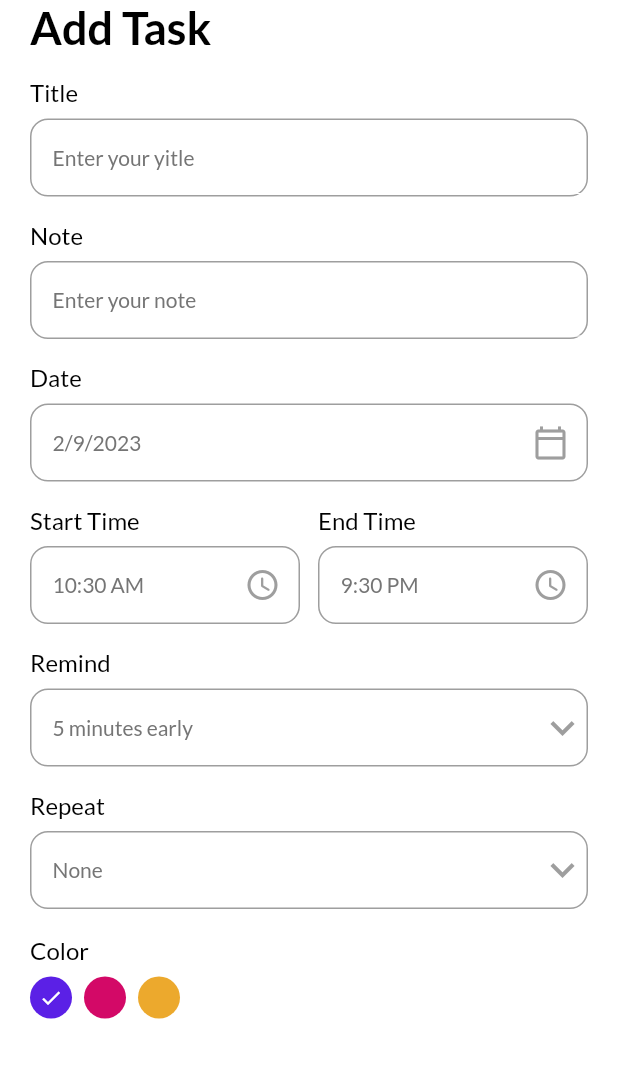
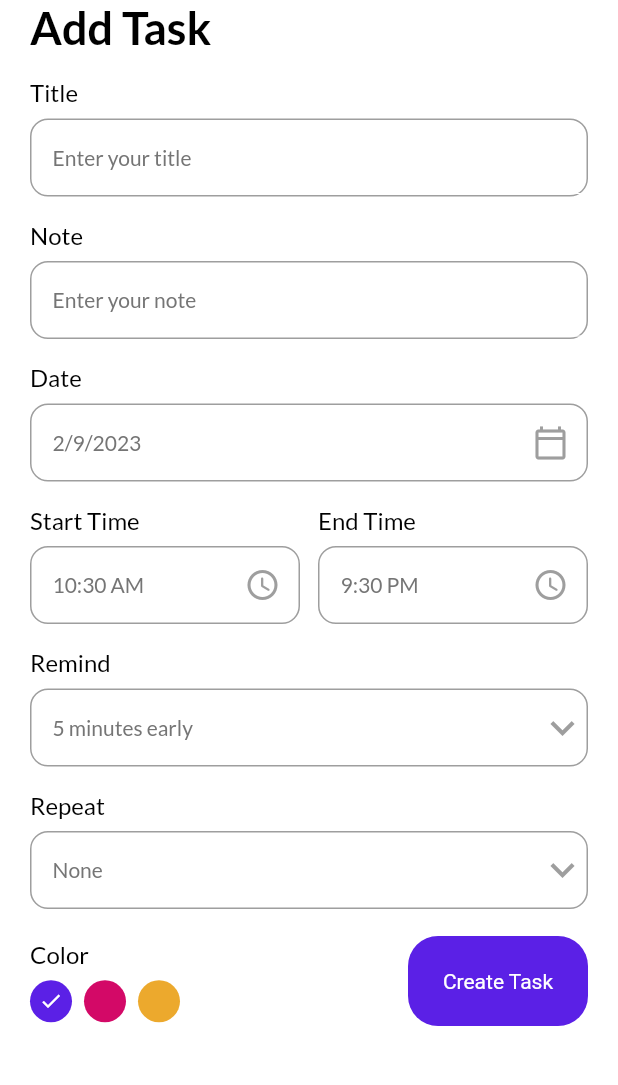
Before and after one commit to egetelli/myapp, a Flutter app: the screen it shows after launch, after a tap on "+ Add Task", on a phone screen of 412 x 824 dp, the part 84-1169 px from its top. Run offline on Flutter 3.47's test engine with Material 2 defaults, Android fonts, the phone set to English and light mode, and no system bars; our stand-ins replace date_picker_timeline, flex_color_scheme, flutter_local_notifications, get, get_storage, google_fonts and 2 more; accounts and stored records are empty.

Commit message:
sqflite eklemeleri

```diff
--- /dev/null
+++ b/lib/controllers/task_controller.dart
@@ -0,0 +1,15 @@
+import 'package:get/get.dart';
+import 'package:myapp/db/db_helper.dart';
+
+import '../models/task.dart';
+
+class TaskController extends GetxController {
+  @override
+  void onReady() {
+    super.onReady();
+  }
+
+  Future<int> addTask({Task? task}) async {
+    return await DBHelper.insert(task!);
+  }
+}
--- /dev/null
+++ b/lib/db/db_helper.dart
@@ -0,0 +1,41 @@
+import 'package:sqflite/sqflite.dart';
+
+import '../models/task.dart';
+
+class DBHelper {
+  static Database? _db;
+  static final int _version = 1;
+  static final String _tableName = "tasks";
+
+  static Future<void> initDb() async {
+    if (_db != null) {
+      return;
+    }
+    try {
+      String _path = await getDatabasesPath() + 'tasks.db';
+      _db = await openDatabase(
+        _path,
+        version: _version,
+        onCreate: (db, version) {
+          print("Creating a new one");
+          return db.execute(
+            "CREATE TABLE $_tableName("
+            "id INTEGER PRIMARY KEY AUTOINCREMENT, "
+            "title STRING, note TEXT, date STRING, "
+            "startTime STRING, endTime STRING, "
+            "remind INTEGER, repeat STRING, "
+            "color INTEGER, "
+            "isCompleted INTEGER)",
+          );
+        },
+      );
+    } catch (e) {
+      print(e);
+    }
+  }
+
+  static Future<int> insert(Task? task) async {
+    print("insert function called");
+    return await _db?.insert(_tableName, task!.toJson()) ?? 1;
+  }
+}
--- a/lib/main.dart
+++ b/lib/main.dart
@@ -1,6 +1,8 @@
+// @dart=2.9
 import 'package:flutter/material.dart';
 import 'package:get/get_navigation/src/root/get_material_app.dart';
 import 'package:get_storage/get_storage.dart';
+import 'package:myapp/db/db_helper.dart';
 import 'package:myapp/services/theme_services.dart';
 import 'package:myapp/ui/home_page.dart';
 import 'package:myapp/ui/theme.dart';
@@ -8,12 +10,13 @@ import 'package:myapp/services/theme_services.dart';
 
 Future<void> main() async {
   WidgetsFlutterBinding.ensureInitialized();
+  await DBHelper.initDb();
   await GetStorage.init();
   runApp(const MyApp());
 }
 
 class MyApp extends StatelessWidget {
-  const MyApp({super.key});
+  const MyApp({Key key}) : super(key: key);
 
   // This widget is the root of your application.
   @override
--- /dev/null
+++ b/lib/models/task.dart
@@ -0,0 +1,53 @@
+class Task {
+  int? id;
+  String? title;
+  String? note;
+  int? isCompleted;
+  String? date;
+  String? startTime;
+  String? endTime;
+  int? color;
+  int? remind;
+  String? repeat;
+
+  Task({
+    this.id,
+    this.title,
+    this.note,
+    this.isCompleted,
+    this.date,
+    this.startTime,
+    this.endTime,
+    this.color,
+    this.remind,
+    this.repeat,
+  });
+
+  Task.fromJson(Map<String, dynamic> json) {
+    id = json['id'];
+    title = json['title'];
+    note = json['note'];
+    isCompleted = json['isCompleted'];
+    date = json['date'];
+    startTime = json['startTime'];
+    endTime = json['endTime'];
+    color = json['color'];
+    remind = json['remind'];
+    repeat = json['repeat'];
+  }
+
+  Map<String, dynamic> toJson() {
+    final Map<String, dynamic> data = new Map<String, dynamic>();
+    data['id'] = this.id;
+    data['title'] = this.title;
+    data['note'] = this.note;
+    data['isCompleted'] = this.isCompleted;
+    data['date'] = this.date;
+    data['startTime'] = this.startTime;
+    data['endTime'] = this.endTime;
+    data['color'] = this.color;
+    data['remind'] = this.remind;
+    data['repeat'] = this.repeat;
+    return data;
+  }
+}
--- a/lib/ui/add_task_bar.dart
+++ b/lib/ui/add_task_bar.dart
@@ -4,8 +4,12 @@ import 'package:flutter/src/widgets/placeholder.dart';
 import 'package:flutter_local_notifications/flutter_local_notifications.dart';
 import 'package:get/get.dart';
 import 'package:intl/intl.dart';
+import 'package:myapp/controllers/task_controller.dart';
 import 'package:myapp/ui/theme.dart';
+import 'package:myapp/ui/widgets/button.dart';
 import 'package:myapp/ui/widgets/input_field.dart';
+
+import '../models/task.dart';
 
 class AddTaskPage extends StatefulWidget {
   const AddTaskPage({super.key});
@@ -15,6 +19,9 @@ class AddTaskPage extends StatefulWidget {
 }
 
 class _AddTaskPageState extends State<AddTaskPage> {
+  final TaskController _taskController = Get.put(TaskController());
+  final TextEditingController _titleController = TextEditingController();
+  final TextEditingController _noteController = TextEditingController();
   Color yellowClr = Color.fromARGB(255, 236, 169, 45);
   Color pinkClr = Color.fromARGB(255, 211, 9, 103);
   Color primaryClr = Color.fromARGB(255, 91, 32, 230);
@@ -43,7 +50,10 @@ class _AddTaskPageState extends State<AddTaskPage> {
       appBar: _appBar(context),
       body: SingleChildScrollView(
         child: Container(
-          padding: const EdgeInsets.only(left: 20, right: 20),
+          padding: const EdgeInsets.only(
+            left: 20,
+            right: 20,
+          ),
           child: Column(
             crossAxisAlignment: CrossAxisAlignment.start,
             children: [
@@ -51,8 +61,16 @@ class _AddTaskPageState extends State<AddTaskPage> {
                 "Add Task",
                 style: headingStyle,
               ),
-              MyInputField(title: "Title", hint: "Enter your yitle"),
-              MyInputField(title: "Note", hint: "Enter your note"),
+              MyInputField(
+                title: "Title",
+                hint: "Enter your title",
+                controller: _titleController,
+              ),
+              MyInputField(
+                title: "Note",
+                hint: "Enter your note",
+                controller: _noteController,
+              ),
               MyInputField(
                 title: "Date",
                 hint: DateFormat.yMd().format(_selectedDate),
@@ -168,55 +186,59 @@ class _AddTaskPageState extends State<AddTaskPage> {
                 height: 18,
               ),
               Row(
+                mainAxisAlignment: MainAxisAlignment.spaceBetween,
+                crossAxisAlignment: CrossAxisAlignment.center,
                 children: [
-                  Column(
-                    crossAxisAlignment: CrossAxisAlignment.start,
-                    children: [
-                      Text(
-                        "Color",
-                        style: titleStyle,
-                      ),
-                      SizedBox(
-                        height: 8.0,
-                      ),
-                      Wrap(
-                        children: List<Widget>.generate(3, (int index) {
-                          return GestureDetector(
-                            onTap: () {
-                              setState(() {
-                                _selectedColor = index;
-                              });
-                            },
-                            child: Padding(
-                              padding: const EdgeInsets.only(right: 8.0),
-                              child: CircleAvatar(
-                                radius: 14,
-                                backgroundColor: index == 0
-                                    ? primaryClr
-                                    : index == 1
-                                        ? pinkClr
-                                        : yellowClr,
-                                child: _selectedColor == index
-                                    ? Icon(
-                                        Icons.done,
-                                        color: Colors.white,
-                                        size: 16,
-                                      )
-                                    : Container(),
-                              ),
-                            ),
-                          );
-                        }),
-                      )
-                    ],
+                  _colorPallette(),
+                  MyButton(
+                    label: "Create Task",
+                    onTap: () => _validateDate(),
                   )
                 ],
-              )
+              ),
+              SizedBox(
+                height: 60,
+              ),
             ],
           ),
         ),
       ),
     );
+  }
+
+  _validateDate() {
+    if (_titleController.text.isNotEmpty && _noteController.text.isNotEmpty) {
+      _addTaskToDb();
+      Get.back();
+    } else if (_titleController.text.isEmpty || _noteController.text.isEmpty) {
+      Get.snackbar(
+        "Required",
+        "All fields are required !",
+        snackPosition: SnackPosition.BOTTOM,
+        backgroundColor: Colors.white,
+        colorText: pinkClr,
+        icon: Icon(
+          Icons.warning_amber_rounded,
+          color: pinkClr,
+        ),
+      );
+    }
+  }
+
+  _addTaskToDb() async {
+    int value = await _taskController.addTask(
+        task: Task(
+      note: _noteController.text,
+      title: _titleController.text,
+      date: DateFormat.yMd().format(_selectedDate),
+      startTime: _startTime,
+      endTime: _endTime,
+      remind: _selectedRemind,
+      repeat: _selectedRepeat,
+      color: _selectedColor,
+      isCompleted: 0,
+    ));
+    print("My id is" + " $value");
   }
 
   _appBar(BuildContext context) {
@@ -242,6 +264,51 @@ class _AddTaskPageState extends State<AddTaskPage> {
         SizedBox(
           width: 20,
         ),
+      ],
+    );
+  }
+
+  _colorPallette() {
+    return Column(
+      crossAxisAlignment: CrossAxisAlignment.start,
+      children: [
+        Text(
+          "Color",
+          style: titleStyle,
+        ),
+        SizedBox(
+          height: 8.0,
+        ),
+        Wrap(
+          children: List<Widget>.generate(3, (int index) {
+            return GestureDetector(
+              onTap: () {
+                setState(() {
+                  _selectedColor = index;
+                  print("$index");
+                });
+              },
+              child: Padding(
+                padding: const EdgeInsets.only(right: 8.0),
+                child: CircleAvatar(
+                  radius: 14,
+                  backgroundColor: index == 0
+                      ? primaryClr
+                      : index == 1
+                          ? pinkClr
+                          : yellowClr,
+                  child: _selectedColor == index
+                      ? Icon(
+                          Icons.done,
+                          color: Colors.white,
+                          size: 16,
+                        )
+                      : Container(),
+                ),
+              ),
+            );
+          }),
+        )
       ],
     );
   }
```
Also changed, not shown: pubspec.lock, 2 other files.
